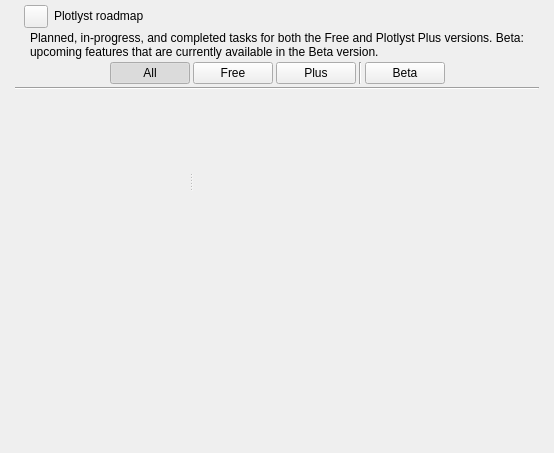
The window that ui/roadmap_view.ui (zkovari/plotlyst) describes before a commit, drawn with Qt 5.
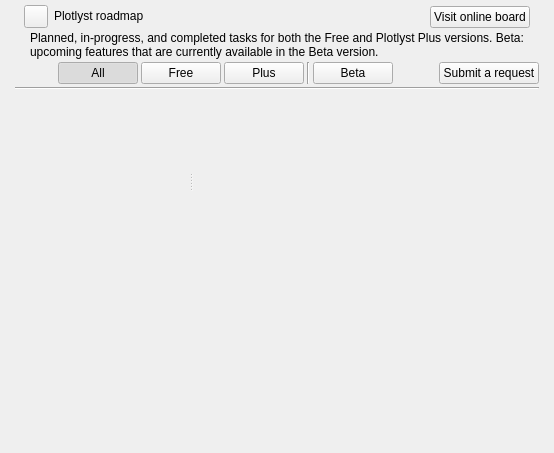
The same window after the commit.

What changed in the file:
```diff
--- a/ui/roadmap_view.ui
+++ b/ui/roadmap_view.ui
@@ -77,7 +77,7 @@
         </property>
        </spacer>
       </item>
-      <item>
+      <item alignment="Qt::AlignBottom">
        <widget class="QLabel" name="lblLastUpdated">
         <property name="text">
          <string/>
@@ -87,6 +87,19 @@
         </property>
        </widget>
       </item>
+      <item alignment="Qt::AlignBottom">
+       <widget class="QPushButton" name="btnVisitRoadmap">
+        <property name="cursor">
+         <cursorShape>PointingHandCursor</cursorShape>
+        </property>
+        <property name="text">
+         <string>Visit online board</string>
+        </property>
+        <property name="transparent" stdset="0">
+         <bool>true</bool>
+        </property>
+       </widget>
+      </item>
      </layout>
     </widget>
    </item>
@@ -311,6 +324,22 @@
         </property>
        </spacer>
       </item>
+      <item>
+       <widget class="QPushButton" name="btnSubmitRequest">
+        <property name="cursor">
+         <cursorShape>PointingHandCursor</cursorShape>
+        </property>
+        <property name="text">
+         <string>Submit a request</string>
+        </property>
+        <property name="confirm" stdset="0">
+         <bool>true</bool>
+        </property>
+        <property name="positive" stdset="0">
+         <bool>true</bool>
+        </property>
+       </widget>
+      </item>
      </layout>
     </widget>
    </item>
```
